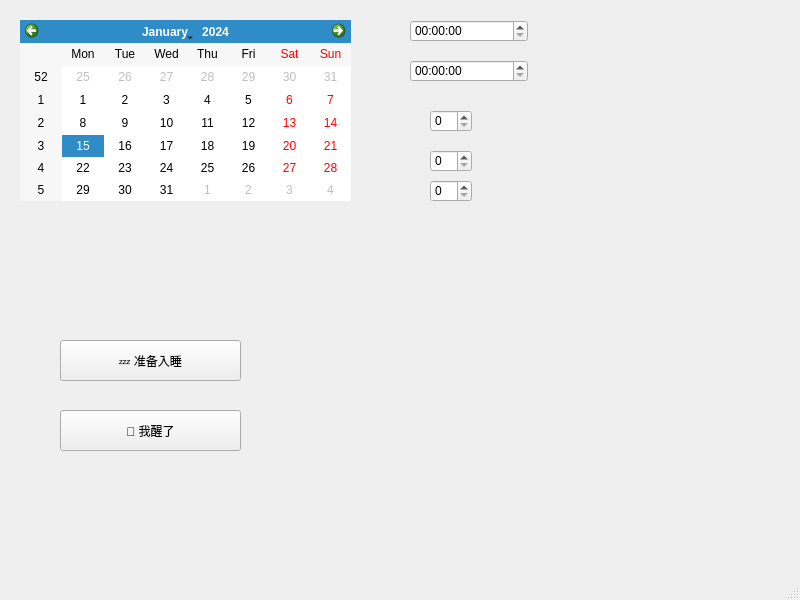
Above: SleepManagement/mainwindow.ui from SillyAndyZeng/Stack-Overflow-Sleeping before the change. Below: the same form after it.
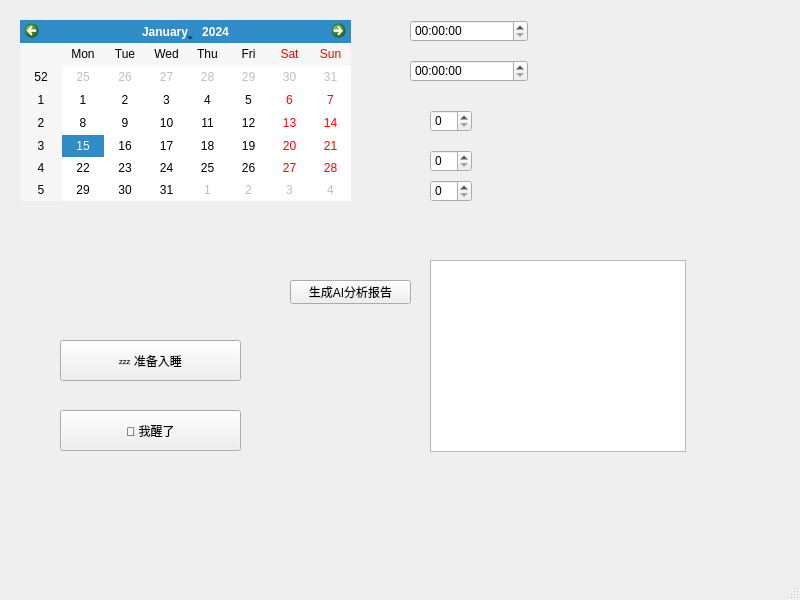
That is the form after the change.

Commit message: 在以下三个文件加入了初步的API调用

```diff
--- a/SleepManagement/mainwindow.ui
+++ b/SleepManagement/mainwindow.ui
@@ -100,6 +100,29 @@
      <string>🌅 我醒了</string>
     </property>
    </widget>
+   <widget class="QPushButton" name="btn_ai_report">
+    <property name="geometry">
+     <rect>
+      <x>290</x>
+      <y>280</y>
+      <width>121</width>
+      <height>24</height>
+     </rect>
+    </property>
+    <property name="text">
+     <string>生成AI分析报告</string>
+    </property>
+   </widget>
+   <widget class="QTextBrowser" name="textBrowser_ai">
+    <property name="geometry">
+     <rect>
+      <x>430</x>
+      <y>260</y>
+      <width>256</width>
+      <height>192</height>
+     </rect>
+    </property>
+   </widget>
   </widget>
   <widget class="QMenuBar" name="menubar">
    <property name="geometry">
```
Left out of the diff: 2 changed lines with no effect on the pictures. The commit also changes 2 other files.
